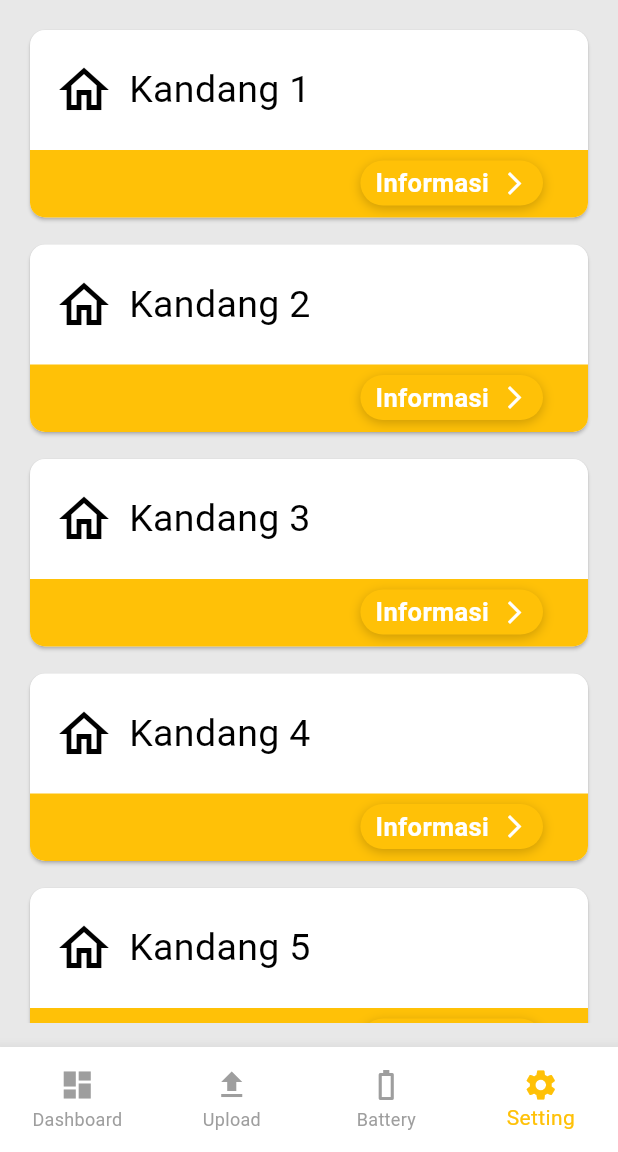
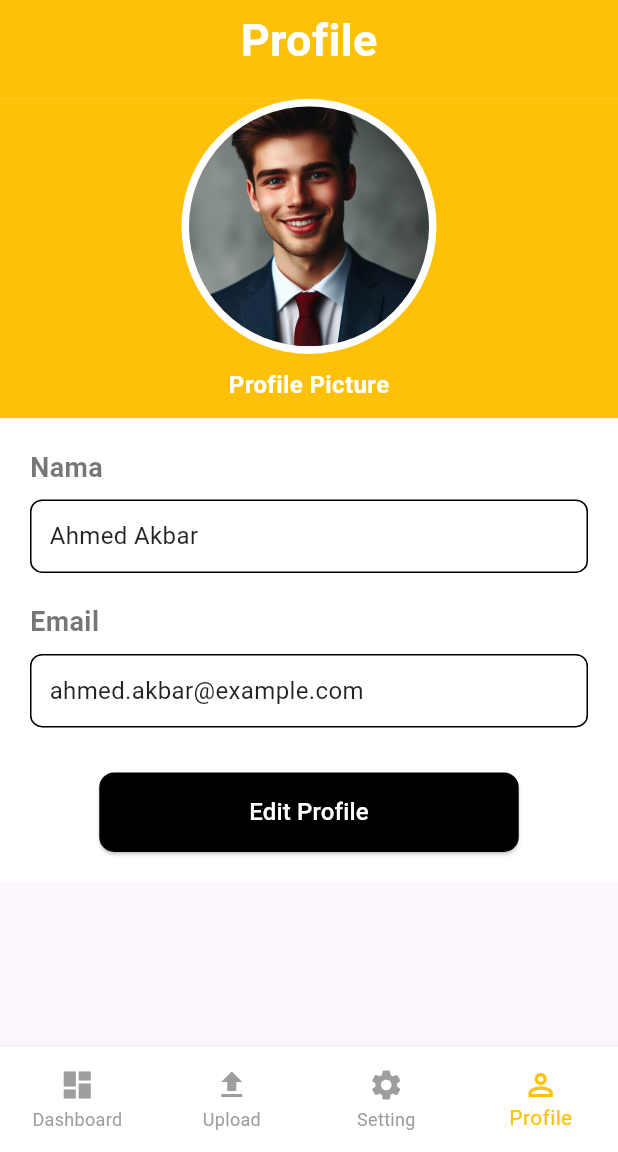
Before and after one commit to SyaifWafy/FrontEndMobileAwal, a Flutter app: the PowerScreen screen opened directly, item 4 of the bottom bar chosen, on a phone screen of 412 x 824 dp, the part 84-1236 px from its top. Run offline on Flutter 3.47's test engine with Material 3 defaults, Android fonts, the phone set to English and light mode, and no system bars.

Commit message:
add: Edit Profile

```diff
--- a/lib/navbar/navbar.dart
+++ b/lib/navbar/navbar.dart
@@ -1,6 +1,7 @@
 import 'package:flutter/material.dart';
 import '../page/dashboard.dart';
-import '../page/battery.dart';
+import '../page/profile.dart';
+import '../page/profile_edit.dart';
 import '../page/setting.dart';
 import '../page/upload.dart';
 
@@ -9,6 +10,8 @@ void main() {
 }
 
 class MyApp extends StatelessWidget {
+  const MyApp({super.key});
+
   @override
   Widget build(BuildContext context) {
     return MaterialApp(
@@ -22,6 +25,8 @@ class MyApp extends StatelessWidget {
 }
 
 class PowerScreen extends StatefulWidget {
+  const PowerScreen({super.key});
+
   @override
   _PowerScreenState createState() => _PowerScreenState();
 }
@@ -31,8 +36,9 @@ class _PowerScreenState extends State<PowerScreen> {
   final List<Widget> _screens = [
     DashboardScreen(),
     UploadScreen(),
-    BatteryScreen(),
     SettingScreen(),
+    ProfileScreen(),
+    ProfileEditScreen(),
   ];
 
   void _onItemTapped(int index) {
@@ -56,9 +62,9 @@ class _PowerScreenState extends State<PowerScreen> {
           ],
         ),
       ),
-      backgroundColor: Color.fromARGB(255, 232, 232, 232),
+      backgroundColor: const Color.fromARGB(255, 232, 232, 232),
       body: _screens[_currentIndex],
-      bottomNavigationBar: Container(
+      bottomNavigationBar: SizedBox(
         height: 70,
         child: BottomNavigationBar(
           backgroundColor: Colors.white,
@@ -76,12 +82,12 @@ class _PowerScreenState extends State<PowerScreen> {
               label: 'Upload',
             ),
             BottomNavigationBarItem(
-              icon: Icon(Icons.battery_0_bar),
-              label: 'Battery',
+              icon: Icon(Icons.settings),
+              label: 'Setting',
             ),
             BottomNavigationBarItem(
-              icon: Icon(Icons.settings),
-              label: 'Setting',
+              icon: Icon(Icons.perm_identity_outlined),
+              label: 'Profile',
             ),
           ],
           onTap: _onItemTapped,
--- /dev/null
+++ b/lib/page/profile.dart
@@ -0,0 +1,198 @@
+import 'package:flutter/material.dart';
+import '../page/profile_edit.dart';
+
+void main() {
+  runApp(MyApp());
+}
+
+class MyApp extends StatelessWidget {
+  @override
+  Widget build(BuildContext context) {
+    return MaterialApp(
+      home: ProfileScreen(),
+      debugShowCheckedModeBanner: false,
+      theme: ThemeData(
+        primarySwatch: Colors.amber,
+      ),
+    );
+  }
+}
+
+class ProfileScreen extends StatelessWidget {
+  @override
+  Widget build(BuildContext context) {
+    return Scaffold(
+      body: SafeArea(
+        child: SingleChildScrollView(
+          child: Column(
+            children: [
+              Container(
+                height: MediaQuery.of(context).size.height * 0.08,
+                color: Colors.amber,
+                child: Align(
+                  alignment: Alignment.topCenter,
+                  child: Padding(
+                    padding: const EdgeInsets.only(top: 5),
+                    child: const Text(
+                      'Profile',
+                      style: TextStyle(
+                        fontSize: 30,
+                        fontWeight: FontWeight.bold,
+                        color: Colors.white,
+                      ),
+                    ),
+                  ),
+                ),
+              ),
+              Container(
+                color: Colors.amber,
+                padding: const EdgeInsets.only(bottom: 5),
+                child: Align(
+                  alignment: Alignment.center,
+                  child: Column(
+                    children: [
+                      Stack(
+                        alignment: Alignment.center,
+                        children: [
+                          Container(
+                            width: 170,
+                            height: 170,
+                            decoration: BoxDecoration(
+                              color: Colors.white,
+                              shape: BoxShape.circle,
+                            ),
+                          ),
+                          Container(
+                            height: 160,
+                            width: 160,
+                            decoration: BoxDecoration(
+                              shape: BoxShape.circle,
+                              color: Colors.white,
+                            ),
+                            child: const CircleAvatar(
+                              radius: 80,
+                              backgroundImage: AssetImage('lib/assets/Profile/dummyprofile.jpg'),
+                            ),
+                          ),
+                        ],
+                      ),
+                      const SizedBox(height: 3),
+                      Container(
+                        padding: const EdgeInsets.symmetric(vertical: 6, horizontal: 16),
+                        decoration: BoxDecoration(
+                          color: Colors.amber,
+                          borderRadius: BorderRadius.circular(20),
+                        ),
+                        child: const Text(
+                          "Profile Picture",
+                          style: TextStyle(
+                            fontSize: 16,
+                            fontWeight: FontWeight.bold,
+                            color: Colors.white,
+                          ),
+                        ),
+                      ),
+                    ],
+                  ),
+                ),
+              ),
+              Container(
+                color: Colors.white,
+                padding: const EdgeInsets.symmetric(horizontal: 20, vertical: 20),
+                child: Column(
+                  crossAxisAlignment: CrossAxisAlignment.start,
+                  children: [
+                    const Text(
+                      "Nama",
+                      style: TextStyle(
+                        fontSize: 18,
+                        fontWeight: FontWeight.bold,
+                        color: Color.fromARGB(137, 0, 0, 0),
+                      ),
+                    ),
+                    const SizedBox(height: 8),
+                    Container(
+                      width: double.infinity,
+                      padding: const EdgeInsets.all(12),
+                      decoration: BoxDecoration(
+                        color: Colors.white,
+                        borderRadius: BorderRadius.circular(8),
+                        border: Border.all(
+                          color: Colors.black,
+                          width: 1,
+                        ),
+                      ),
+                      child: const Text(
+                        "Ahmed Akbar",
+                        style: TextStyle(
+                          fontSize: 16,
+                          color: Colors.black87,
+                        ),
+                      ),
+                    ),
+                    const SizedBox(height: 20),
+                    const Text(
+                      "Email",
+                      style: TextStyle(
+                        fontSize: 18,
+                        fontWeight: FontWeight.bold,
+                        color: Color.fromARGB(137, 0, 0, 0),
+                      ),
+                    ),
+                    const SizedBox(height: 8),
+                    Container(
+                      width: double.infinity,
+                      padding: const EdgeInsets.all(12),
+                      decoration: BoxDecoration(
+                        color: Colors.white,
+                        borderRadius: BorderRadius.circular(8),
+                        border: Border.all(
+                          color: Colors.black,
+                          width: 1,
+                        ),
+                      ),
+                      child: const Text(
+                        "ahmed.akbar@example.com",
+                        style: TextStyle(
+                          fontSize: 16,
+                          color: Colors.black87,
+                        ),
+                      ),
+                    ),
+                    const SizedBox(height: 30),
+                    Center(
+                      child: ElevatedButton(
+                        onPressed: () {
+                          Navigator.push(
+                            context,
+                            MaterialPageRoute(
+                              builder: (context) => ProfileEditScreen(),
+                            ),
+                          );
+                        },
+                        style: ElevatedButton.styleFrom(
+                          backgroundColor: Colors.black,
+                          padding: const EdgeInsets.symmetric(vertical: 15, horizontal: 100),
+                          shape: RoundedRectangleBorder(
+                            borderRadius: BorderRadius.circular(10),
+                          ),
+                        ),
+                        child: const Text(
+                          "Edit Profile",
+                          style: TextStyle(
+                            color: Colors.white,
+                            fontSize: 16,
+                          ),
+                        ),
+                      ),
+                    ),
+                  ],
+                ),
+              ),
+            ],
+          ),
+        ),
+      ),
+    );
+  }
+}
--- a/pubspec.yaml
+++ b/pubspec.yaml
@@ -22,3 +22,4 @@ flutter:
 
   assets:
     - lib/assets/logo_IOTIK.png
+    - lib/assets/Profile/dummyprofile.jpg
```
Also changed, not shown: lib/page/battery.dart (deleted, +0 -130 lines), lib/page/profile_edit.dart (added, +200 -0 lines), lib/assets/Profile/dummyprofile.jpg (added).
